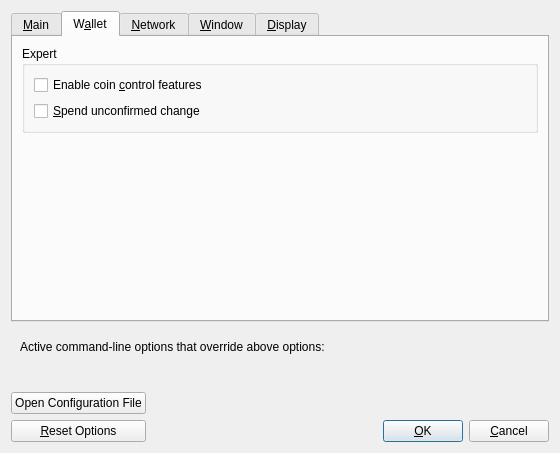
Qt form src/qt/forms/optionsdialog.ui (quantumbitcoin/bitcoin) before a commit.
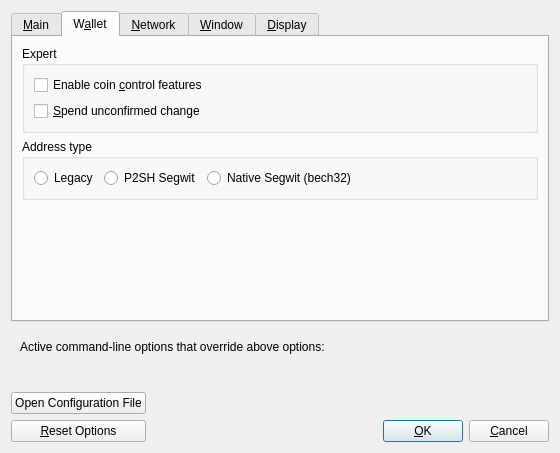
The same form after that commit. The open tabs and pages were chosen to show the change. Custom widgets are drawn as their Qt base class.

Commit message:
Qt/Options: Expose addresstype in GUI using rwconf
NOTE: This doesn't update the receive dialog's "Generate Bech32 address" checkbox at all.
That's okay for Bitcoin Knots since it just affects the default checked state, but Core hides the checkbox entirely when addresstype=legacy, so you would want to show/hide it as necessary.

Diff of the .ui file:
```diff
--- a/src/qt/forms/optionsdialog.ui
+++ b/src/qt/forms/optionsdialog.ui
@@ -229,6 +229,57 @@
          </layout>
         </widget>
        </item>
+       <item>
+        <widget class="QGroupBox" name="groupBoxAddressType">
+         <property name="title">
+          <string>Address type</string>
+         </property>
+         <property name="checkable">
+          <bool>false</bool>
+         </property>
+         <layout class="QHBoxLayout" name="layoutAddressType">
+          <item>
+           <widget class="QRadioButton" name="addressTypeLegacy">
+            <property name="sizePolicy">
+             <sizepolicy hsizetype="Minimum" vsizetype="Fixed">
+              <horstretch>0</horstretch>
+              <verstretch>0</verstretch>
+             </sizepolicy>
+            </property>
+            <property name="text">
+             <string>Legacy</string>
+            </property>
+           </widget>
+          </item>
+          <item>
+           <widget class="QRadioButton" name="addressTypeP2SH_Segwit">
+            <property name="sizePolicy">
+             <sizepolicy hsizetype="Minimum" vsizetype="Fixed">
+              <horstretch>0</horstretch>
+              <verstretch>0</verstretch>
+             </sizepolicy>
+            </property>
+            <property name="text">
+             <string>P2SH Segwit</string>
+            </property>
+           </widget>
+          </item>
+          <item>
+           <widget class="QRadioButton" name="addressTypeBech32">
+            <property name="sizePolicy">
+             <sizepolicy hsizetype="MinimumExpanding" vsizetype="Fixed">
+              <horstretch>0</horstretch>
+              <verstretch>0</verstretch>
+             </sizepolicy>
+            </property>
+            <property name="text">
+             <string>Native Segwit (bech32)</string>
+            </property>
+           </widget>
+          </item>
+         </layout>
+        </widget>
+       </item>
        <item>
         <spacer name="verticalSpacer_Wallet">
          <property name="orientation">
```
The commit also changes 3 other files.
